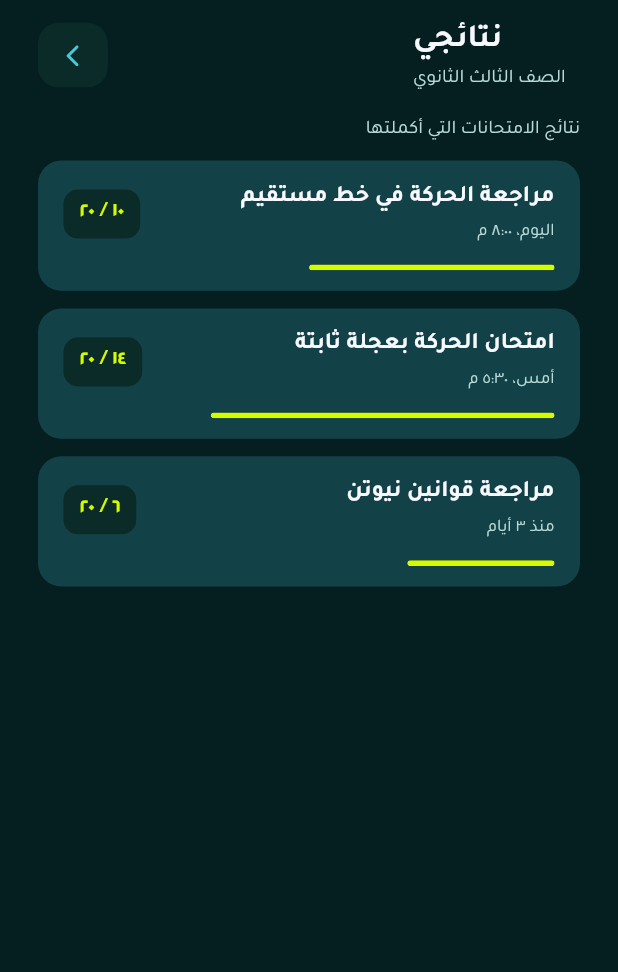
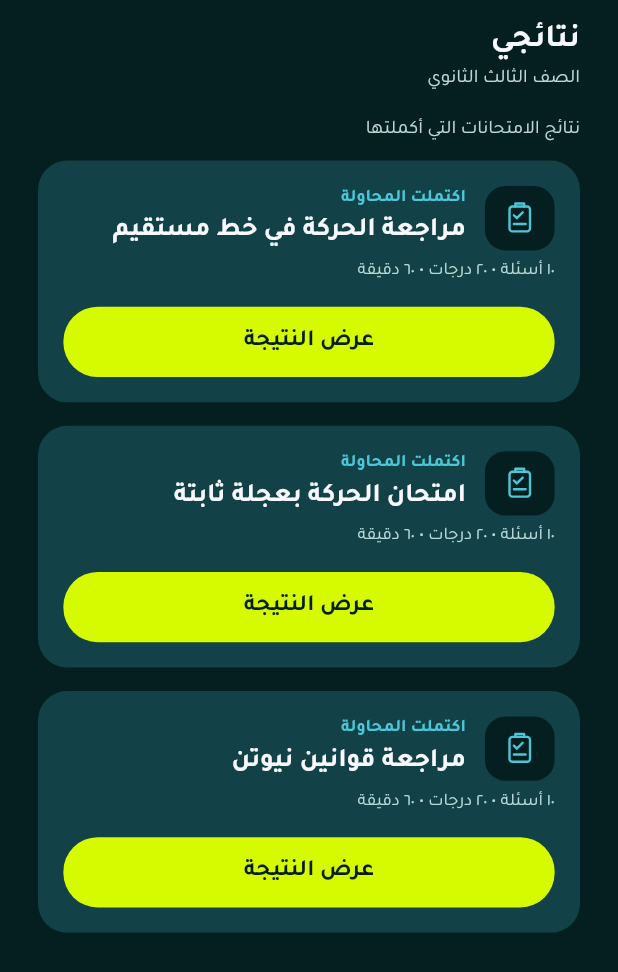
Before and after one commit to Eyadwaleed0005/bta3_physia_app, a Flutter app: the ResultsScreen screen opened by its route, on a phone screen of 412 x 824 dp. Shown: the top 972 px of the screen. Run offline on Flutter 3.47's test engine with Material 3 defaults, Android fonts, the phone set to English and light mode, and no system bars; our stand-ins replace device_preview_plus, equatable, flutter_animate, flutter_bloc, flutter_screenutil, flutter_svg and 5 more; missing offline and left inert: m3e_progress_indicator.

Commit message:
apply results feature and connect it to exams (presentation layer)

```diff
--- a/lib/core/widgets/custom_app_bar.dart
+++ b/lib/core/widgets/custom_app_bar.dart
@@ -1,18 +1,17 @@
 import 'package:bta3_physia/app/routes/screen_routes/route_names.dart';
-import 'package:bta3_physia/core/helper/spacer.dart';
 import 'package:bta3_physia/core/style/app_color.dart';
 import 'package:bta3_physia/core/style/textstyles.dart';
 import 'package:flutter/material.dart';
 import 'package:flutter_screenutil/flutter_screenutil.dart';
 
 class CustomAppBar extends StatelessWidget {
-  final bool showRightArrow;
+  final bool showContentOnly;
   final String title;
   final String subTitle;
 
   const CustomAppBar({
     super.key,
-    this.showRightArrow = false,
+    this.showContentOnly = true,
     required this.title,
     required this.subTitle,
   });
@@ -21,7 +20,7 @@ class CustomAppBar extends StatelessWidget {
   Widget build(BuildContext context) {
     return Row(
       children: [
-        if (!showRightArrow)
+        if (showContentOnly)
           InkWell(
             onTap: () {
               if (Navigator.of(context).canPop()) {
@@ -50,41 +49,13 @@ class CustomAppBar extends StatelessWidget {
           ),
         const Spacer(),
         Column(
-          crossAxisAlignment: CrossAxisAlignment.start,
+          crossAxisAlignment: CrossAxisAlignment.end,
           mainAxisSize: MainAxisSize.min,
           children: [
             Text(title, style: AppTextStyle.font22TextLightBoldTajawal()),
             Text(subTitle, style: AppTextStyle.font13TextMutedRegularTajawal()),
           ],
         ),
-        horizontalSpace(9),
-        if (showRightArrow)
-          InkWell(
-            onTap: () {
-              if (Navigator.of(context).canPop()) {
-                Navigator.of(context).pop();
-              } else {
-                Navigator.of(context)
-                    .pushReplacementNamed(RouteNames.mainNavigationScreen);
-              }
-            },
-            borderRadius: BorderRadius.circular(14.r),
-            child: Container(
-              width: 44.w,
-              height: 44.h,
-              decoration: BoxDecoration(
-                color: ColorPalette.fieldFill,
-                borderRadius: BorderRadius.circular(14.r),
-              ),
-              child: Center(
-                child: Icon(
-                  Icons.arrow_forward_ios_rounded,
-                  size: 18.r,
-                  color: ColorPalette.teal200,
-                ),
-              ),
-            ),
-          ),
       ],
     );
   }
--- a/lib/features/exams/presentation/cubit/exam_solve_cubit.dart
+++ b/lib/features/exams/presentation/cubit/exam_solve_cubit.dart
@@ -172,7 +172,7 @@ class ExamSolveCubit extends Cubit<ExamSolveState> {
       correctCount: state.correctCount,
       wrongCount: state.wrongCount,
       unansweredCount: state.unansweredCount,
-      submittedAt: 'الآن',
+      duration: 'الآن',
     );
   }
 
--- a/lib/features/results/data/models/exam_result_model.dart
+++ b/lib/features/results/data/models/exam_result_model.dart
@@ -10,7 +10,7 @@ class ExamResultModel extends Equatable {
     required this.correctCount,
     required this.wrongCount,
     required this.unansweredCount,
-    required this.submittedAt,
+    required this.duration,
     this.canRetry = false,
   });
 
@@ -22,7 +22,7 @@ class ExamResultModel extends Equatable {
   final int correctCount;
   final int wrongCount;
   final int unansweredCount;
-  final String submittedAt;
+  final String duration;
   final bool canRetry;
 
   double get percentage {
@@ -39,7 +39,7 @@ class ExamResultModel extends Equatable {
     int? correctCount,
     int? wrongCount,
     int? unansweredCount,
-    String? submittedAt,
+    String? duration,
     bool? canRetry,
   }) {
     return ExamResultModel(
@@ -51,7 +51,7 @@ class ExamResultModel extends Equatable {
       correctCount: correctCount ?? this.correctCount,
       wrongCount: wrongCount ?? this.wrongCount,
       unansweredCount: unansweredCount ?? this.unansweredCount,
-      submittedAt: submittedAt ?? this.submittedAt,
+      duration: duration ?? this.duration,
       canRetry: canRetry ?? this.canRetry,
     );
   }
@@ -66,7 +66,7 @@ class ExamResultModel extends Equatable {
     correctCount,
     wrongCount,
     unansweredCount,
-    submittedAt,
+    duration,
     canRetry,
   ];
 
@@ -81,7 +81,7 @@ class ExamResultModel extends Equatable {
         correctCount: 5,
         wrongCount: 3,
         unansweredCount: 2,
-        submittedAt: 'اليوم، ٨:٠٠ م',
+        duration: "60",
       ),
       ExamResultModel(
         id: '2',
@@ -92,7 +92,7 @@ class ExamResultModel extends Equatable {
         correctCount: 7,
         wrongCount: 2,
         unansweredCount: 1,
-        submittedAt: 'أمس، ٥:٣٠ م',
+        duration: "60",
       ),
       ExamResultModel(
         id: '3',
@@ -103,7 +103,7 @@ class ExamResultModel extends Equatable {
         correctCount: 3,
         wrongCount: 4,
         unansweredCount: 3,
-        submittedAt: 'منذ ٣ أيام',
+        duration: "60",
       ),
     ];
   }
--- a/lib/features/results/presentation/cubit/results_state.dart
+++ b/lib/features/results/presentation/cubit/results_state.dart
@@ -3,8 +3,6 @@ import 'package:bta3_physia/features/results/data/models/exam_result_model.dart'
 import 'package:equatable/equatable.dart';
 
 enum ResultsViewMode { loading, empty, available, failure }
-
-enum ExamResultViewMode { loading, loaded, failure }
 
 class ResultsState extends Equatable {
   const ResultsState({
@@ -14,7 +12,6 @@ class ResultsState extends Equatable {
     this.items = const [],
     this.resultTitle = 'نتيجة الامتحان',
     this.resultSubTitle = 'الصف الثالث الثانوي',
-    this.resultViewMode = ExamResultViewMode.loading,
     this.result,
   });
 
@@ -24,7 +21,6 @@ class ResultsState extends Equatable {
   final List<ExamResultModel> items;
   final String resultTitle;
   final String resultSubTitle;
-  final ExamResultViewMode resultViewMode;
   final ExamResultModel? result;
 
   int get resultsCount => items.length;
@@ -44,7 +40,6 @@ class ResultsState extends Equatable {
     List<ExamResultModel>? items,
     String? resultTitle,
     String? resultSubTitle,
-    ExamResultViewMode? resultViewMode,
     ExamResultModel? result,
   }) {
     return ResultsState(
@@ -54,7 +49,6 @@ class ResultsState extends Equatable {
       items: items ?? this.items,
       resultTitle: resultTitle ?? this.resultTitle,
       resultSubTitle: resultSubTitle ?? this.resultSubTitle,
-      resultViewMode: resultViewMode ?? this.resultViewMode,
       result: result ?? this.result,
     );
   }
@@ -67,7 +61,6 @@ class ResultsState extends Equatable {
     items,
     resultTitle,
     resultSubTitle,
-    resultViewMode,
     result,
   ];
 }
--- a/lib/features/results/presentation/screens/exam_result_screen.dart
+++ b/lib/features/results/presentation/screens/exam_result_screen.dart
@@ -15,7 +15,7 @@ class ExamResultScreen extends StatelessWidget {
         child: SafeArea(
           child: Scaffold(
             backgroundColor: Colors.transparent,
-            body: const ExamResultScreenContent(),
+            body: ExamResultScreenContent(),
           ),
         ),
       ),
--- a/lib/features/results/presentation/widgets/results_screen_content_widgets/result_card.dart
+++ b/lib/features/results/presentation/widgets/results_screen_content_widgets/result_card.dart
@@ -1,10 +1,13 @@
+import 'package:bta3_physia/app/routes/app_images_routes.dart';
 import 'package:bta3_physia/core/helper/arabic_numbers_helper.dart';
 import 'package:bta3_physia/core/helper/spacer.dart';
 import 'package:bta3_physia/core/style/app_color.dart';
 import 'package:bta3_physia/core/style/textstyles.dart';
+import 'package:bta3_physia/core/widgets/custom_button.dart';
 import 'package:bta3_physia/features/results/data/models/exam_result_model.dart';
 import 'package:flutter/material.dart';
 import 'package:flutter_screenutil/flutter_screenutil.dart';
+import 'package:flutter_svg/svg.dart';
 
 class ResultCard extends StatelessWidget {
   final ExamResultModel result;
@@ -14,77 +17,71 @@ class ResultCard extends StatelessWidget {
 
   @override
   Widget build(BuildContext context) {
-    return InkWell(
-      onTap: onTap,
-      borderRadius: BorderRadius.circular(16.r),
-      child: Container(
-        padding: EdgeInsets.symmetric(horizontal: 16.w, vertical: 14.h),
+    final minutes = int.tryParse(result.duration.split(':').first) ?? 0;
+
+    return Container(
+      width: double.infinity,
+      padding: EdgeInsets.all(16.w),
       decoration: BoxDecoration(
         color: ColorPalette.panelGlass,
-          borderRadius: BorderRadius.circular(16.r),
+        borderRadius: BorderRadius.circular(20.r),
       ),
       child: Column(
         crossAxisAlignment: CrossAxisAlignment.end,
         children: [
           Row(
+            crossAxisAlignment: CrossAxisAlignment.center,
             children: [
-                Container(
-                  padding: EdgeInsets.symmetric(
-                    horizontal: 10.w,
-                    vertical: 6.h,
-                  ),
-                  decoration: BoxDecoration(
-                    color: ColorPalette.fieldFill,
-                    borderRadius: BorderRadius.circular(10.r),
-                  ),
-                  child: Text(
-                    '${toArabicNumbers(result.score)} / ${toArabicNumbers(result.totalDegrees)}',
-                    style: AppTextStyle.font14TextHighlightBoldTajawal(),
-                  ),
-                ),
-                horizontalSpace(12),
               Expanded(
                 child: Column(
                   crossAxisAlignment: CrossAxisAlignment.end,
                   children: [
                     Text(
+                      'اكتملت المحاولة',
+                      style: AppTextStyle.font12TextSecondaryBoldTajawal(),
+                    ),
+                    Text(
                       result.examTitle,
-                        textAlign: TextAlign.end,
-                        maxLines: 1,
-                        overflow: TextOverflow.ellipsis,
-                        style: AppTextStyle.font16TextLightBoldTajawal(),
-                      ),
-                      verticalSpace(4),
-                      Text(
-                        result.submittedAt,
-                        textAlign: TextAlign.end,
-                        style: AppTextStyle.font12TextMutedRegularTajawal(),
+                      textAlign: TextAlign.right,
+                      style: AppTextStyle.font18TextLightBoldTajawal(),
                     ),
                   ],
                 ),
               ),
-              ],
+              horizontalSpace(12),
+              Container(
+                width: 44.w,
+                height: 44.h,
+                alignment: Alignment.center,
+                decoration: BoxDecoration(
+                  color: ColorPalette.screenBackground,
+                  borderRadius: BorderRadius.circular(14.r),
                 ),
-            verticalSpace(12),
-            ClipRRect(
-              borderRadius: BorderRadius.circular(2.r),
-              child: Container(
-                height: 4.h,
-                color: ColorPalette.fieldFill,
-                child: FractionallySizedBox(
-                  alignment: AlignmentDirectional.centerEnd,
-                  widthFactor: result.percentage.clamp(0.0, 1.0),
-                  child: Container(
-                    decoration: BoxDecoration(
-                      color: ColorPalette.accent,
-                      borderRadius: BorderRadius.circular(2.r),
-                    ),
-                  ),
-                ),
+                child: SvgPicture.asset(
+                  AppImage().blueExam,
+                  fit: BoxFit.contain,
+                  width: 24.r,
+                  height: 24.r,
                 ),
               ),
             ],
           ),
+          verticalSpace(6),
+          Text(
+            '${toArabicNumbers(result.totalQuestions)} أسئلة • ${toArabicNumbers(result.totalDegrees)} درجات • ${toArabicNumbers(minutes)} دقيقة',
+            style: AppTextStyle.font12TextMutedRegularTajawal(),
+          ),
+          verticalSpace(14),
+          CustomButton(
+            onPressed: onTap,
+            height: 48.h,
+            background: ColorPalette.accent,
+            foreground: ColorPalette.textPrimary,
+            borderRadius: 24.r,
+            text: 'عرض النتيجة',
+            textStyle: AppTextStyle.font16TextPrimaryBoldTajawal(),
+          ),
+        ],
       ),
     );
   }
--- a/lib/features/results/presentation/widgets/results_screen_content_widgets/results_screen_content.dart
+++ b/lib/features/results/presentation/widgets/results_screen_content_widgets/results_screen_content.dart
@@ -1,5 +1,4 @@
 import 'package:bta3_physia/core/helper/spacer.dart';
-import 'package:bta3_physia/core/style/app_color.dart';
 import 'package:bta3_physia/core/widgets/custom_app_bar.dart';
 import 'package:bta3_physia/features/results/presentation/cubit/results_cubit.dart';
 import 'package:bta3_physia/features/results/presentation/cubit/results_state.dart';
@@ -20,19 +19,18 @@ class ResultsScreenContent extends StatelessWidget {
           child: Column(
             crossAxisAlignment: CrossAxisAlignment.stretch,
             children: [
-              CustomAppBar(title: state.title, subTitle: state.subTitle),
+              CustomAppBar(
+                title: state.title,
+                subTitle: state.subTitle,
+                showContentOnly: false,
+              ),
               verticalSpace(16),
               Expanded(
-                child: RefreshIndicator(
-                  onRefresh: () async => context.read<ResultsCubit>().refresh(),
-                  color: ColorPalette.textPrimary,
-                  backgroundColor: ColorPalette.accent,
-                  child: SingleChildScrollView(
-                    physics: const AlwaysScrollableScrollPhysics(),
-                    child: Padding(
-                      padding: EdgeInsets.only(bottom: 12.h),
-                      child: ResultsBodyForMode(state: state),
-                    ),
+                child: SingleChildScrollView(
+                  physics: const AlwaysScrollableScrollPhysics(),
+                  child: Padding(
+                    padding: EdgeInsets.only(bottom: 12.h),
+                    child: ResultsBodyForMode(state: state),
                   ),
                 ),
               ),
--- a/lib/features/results/presentation/widgets/results_states/results_available_state.dart
+++ b/lib/features/results/presentation/widgets/results_states/results_available_state.dart
@@ -2,6 +2,7 @@ import 'package:bta3_physia/core/helper/spacer.dart';
 import 'package:bta3_physia/features/results/data/models/exam_result_model.dart';
 import 'package:bta3_physia/features/results/presentation/widgets/results_screen_content_widgets/result_card.dart';
 import 'package:flutter/material.dart';
+import 'package:flutter_screenutil/flutter_screenutil.dart';
 
 class ResultsAvailableState extends StatelessWidget {
   final List<ExamResultModel> results;
@@ -18,13 +19,19 @@ class ResultsAvailableState extends StatelessWidget {
     return Column(
       crossAxisAlignment: CrossAxisAlignment.stretch,
       children: [
-        for (int index = 0; index < results.length; index++) ...[
-          if (index != 0) verticalSpace(12),
-          ResultCard(
-            result: results[index],
-            onTap: () => onResultTap(results[index]),
+        ListView.separated(
+          shrinkWrap: true,
+          physics: const NeverScrollableScrollPhysics(),
+          padding: EdgeInsets.only(bottom: 120.h),
+          itemCount: results.length,
+          separatorBuilder: (_, __) => verticalSpace(16),
+          itemBuilder: (context, i) => ResultCard(
+            result: results[i],
+            onTap: () {
+              onResultTap(results[i]);
+            },
           ),
-        ],
+        ),
       ],
     );
   }
```
Also changed, not shown: lib/features/home/presentation/widgets/home_screen_content_widgets/home_screen_content.dart (+1 -10 lines), lib/features/results/presentation/cubit/results_cubit.dart (+4 -10 lines), lib/features/results/presentation/widgets/exam_result_screen_content_widgets/exam_result_body_for_mode.dart (deleted, +0 -47 lines), lib/features/results/presentation/widgets/exam_result_screen_content_widgets/exam_result_details.dart (renamed from lib/features/results/presentation/widgets/exam_result_states/exam_result_loaded_state.dart, +4 -3 lines), lib/features/results/presentation/widgets/exam_result_screen_content_widgets/exam_result_screen_content.dart (+21 -3 lines), lib/features/results/presentation/widgets/exam_result_states/exam_result_failure_state.dart (deleted, +0 -70 lines), lib/features/results/presentation/widgets/exam_result_states/exam_result_loading_state.dart (deleted, +0 -28 lines), lib/features/results/presentation/widgets/results_states/results_loading_state.dart (+37 -6 lines). Lines whose indentation alone changed are shown as unchanged.
